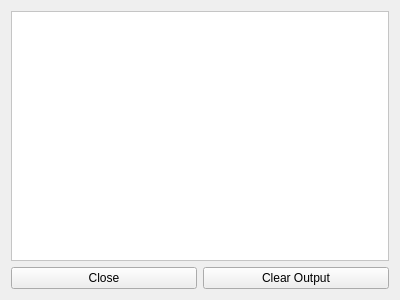
Before: the Qt Designer form ui/designer/Serial Monitor.ui in m-alexeev/wheel-serial, drawn with Qt 5.
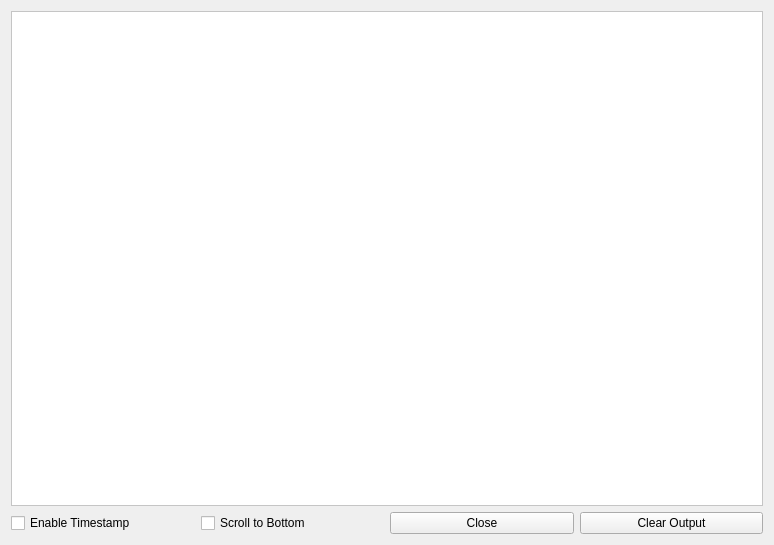
After: the same form once the commit is applied.

Commit message: scroll checkbox and timestamp checkbox

What changed in the file:
```diff
--- a/ui/designer/Serial Monitor.ui
+++ b/ui/designer/Serial Monitor.ui
@@ -6,8 +6,8 @@
    <rect>
     <x>0</x>
     <y>0</y>
-    <width>400</width>
-    <height>300</height>
+    <width>774</width>
+    <height>545</height>
    </rect>
   </property>
   <property name="windowTitle">
@@ -27,8 +27,8 @@
        <rect>
         <x>0</x>
         <y>0</y>
-        <width>380</width>
-        <height>248</height>
+        <width>754</width>
+        <height>493</height>
        </rect>
       </property>
       <layout class="QHBoxLayout" name="horizontalLayout">
@@ -48,6 +48,20 @@
    </item>
    <item>
     <layout class="QHBoxLayout" name="horizontalLayout_2">
+     <item>
+      <widget class="QCheckBox" name="timestampCheck">
+       <property name="text">
+        <string>Enable Timestamp</string>
+       </property>
+      </widget>
+     </item>
+     <item>
+      <widget class="QCheckBox" name="scrollBottomCheck">
+       <property name="text">
+        <string>Scroll to Bottom</string>
+       </property>
+      </widget>
+     </item>
      <item>
       <widget class="QPushButton" name="closeMonitor">
        <property name="text">
```
Left out of the diff: 6 changed lines with no effect on the pictures. The commit also changes 2 other files.
